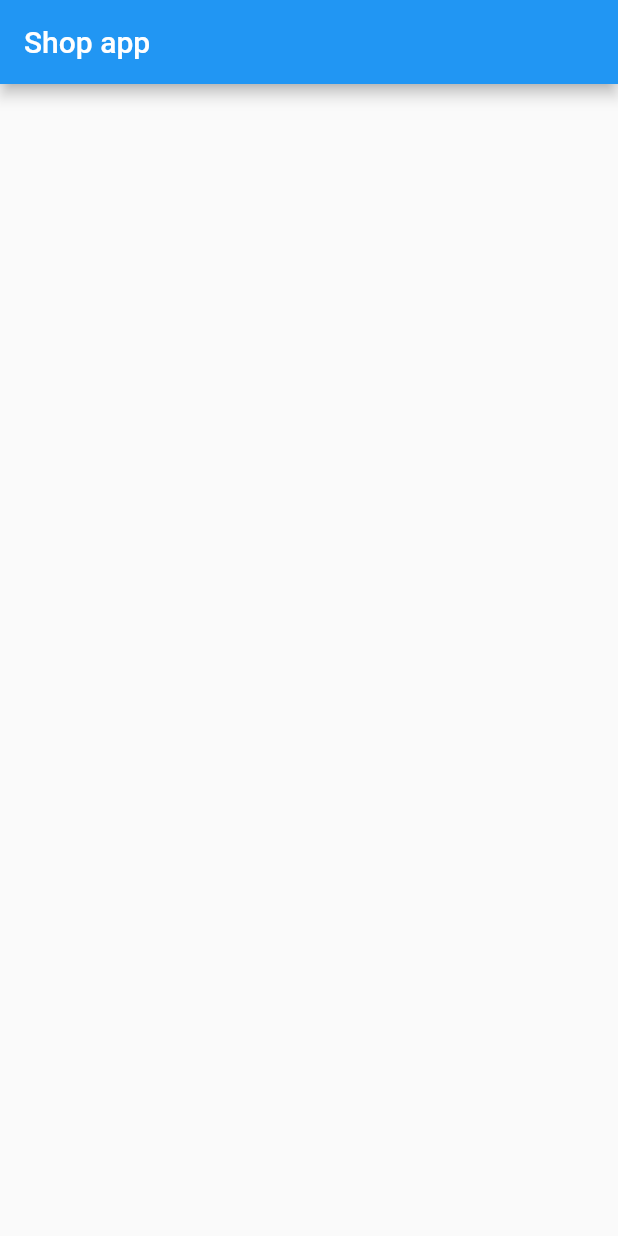
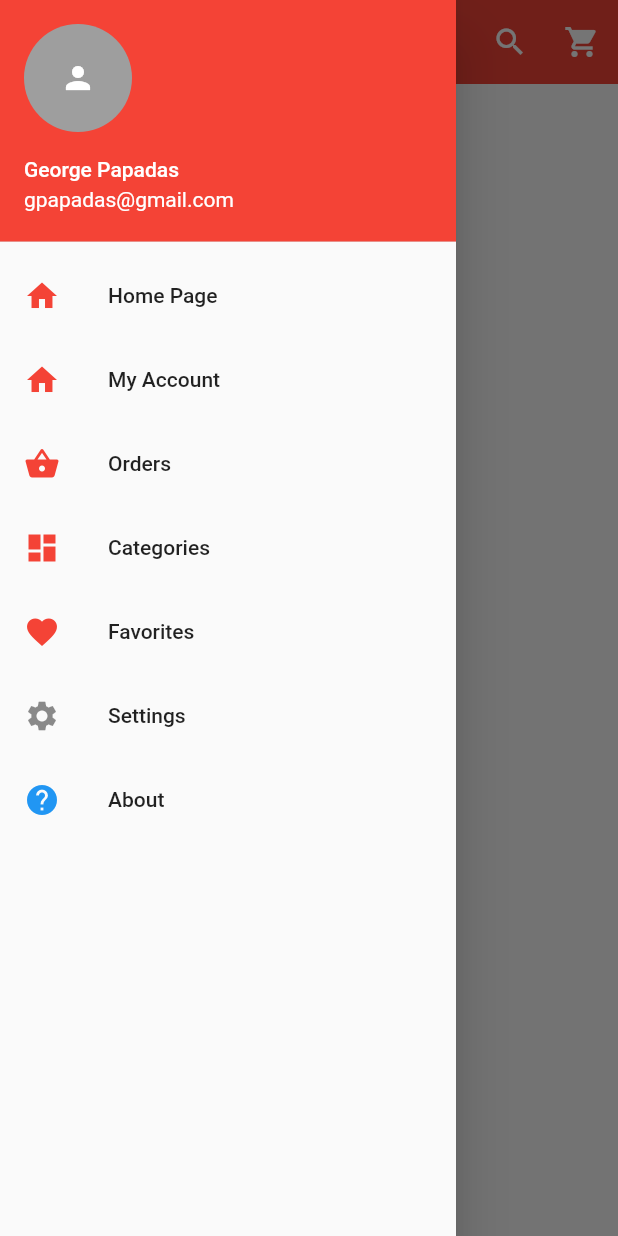
Before and after one commit to gpapadas/shopapp_tut, a Flutter app: the screen it shows after launch, with the side drawer open (before the commit the screen has no drawer), on a phone screen of 412 x 824 dp. Run offline on Flutter 3.47's test engine with Material 2 defaults, Android fonts, the phone set to English and light mode, and no system bars.

Commit message:
added navigation screen

```diff
--- a/lib/main.dart
+++ b/lib/main.dart
@@ -1,33 +1,50 @@
 import 'package:flutter/material.dart';
+import 'package:shopapp_tut/screens/navigation_screen.dart';
 
-void main() => runApp(MaterialApp(home: HomePage()));
+void main() => runApp(ShopApp());
 
-class MyApp extends StatelessWidget {
-
+class ShopApp extends StatelessWidget {
   @override
   Widget build(BuildContext context) {
     return MaterialApp(
-      title: 'Flutter Demo',
-      theme: ThemeData(
-        primarySwatch: Colors.blue,
-      ),
+      debugShowCheckedModeBanner: false,
       home: HomePage(),
     );
   }
 }
 
 class HomePage extends StatefulWidget {
-
   @override
   _HomePageState createState() => _HomePageState();
 }
 
 class _HomePageState extends State<HomePage> {
-
   @override
   Widget build(BuildContext context) {
     return Scaffold(
-      appBar: AppBar(title: Text('Shop app'),),
+      drawer: NavigationScreen(),
+      appBar: AppBar(
+        elevation: 0.0, // removes the bottom shadow of the App bar
+        backgroundColor: Colors.red,
+        title: Text('Fash app'),
+        actions: <Widget>[
+          IconButton(
+            icon: Icon(
+              Icons.search,
+              color: Colors.white,
+            ),
+            onPressed: () {
+              //TODO: Add onPressed functionality
+            },
+          ),
+          IconButton(
+            icon: Icon(Icons.shopping_cart, color: Colors.white,),
+            onPressed: () {
+              //TODO: Add onPressed functionality
+            },
+          ),
+        ],
+      ),
     );
   }
 }
--- /dev/null
+++ b/lib/screens/navigation_screen.dart
@@ -0,0 +1,79 @@
+import 'package:flutter/material.dart';
+
+class NavigationScreen extends StatelessWidget {
+  const NavigationScreen({
+    Key key,
+  }) : super(key: key);
+
+  @override
+  Widget build(BuildContext context) {
+    return Drawer(
+      child: ListView(
+        children: <Widget>[
+          // Header
+          UserAccountsDrawerHeader(
+            accountName: Text('George Papadas'),
+            accountEmail: Text('gpapadas@gmail.com'),
+            currentAccountPicture: GestureDetector(
+              child: CircleAvatar(
+                backgroundColor: Colors.grey,
+                child: Icon(Icons.person, color: Colors.white)
+              ),
+            ),
+            decoration: BoxDecoration(color: Colors.red),
+          ),
+          // Options
+          ListTile(
+            title: Text('Home Page'),
+            leading: Icon(Icons.home, color: Colors.red),
+            onTap: () {
+              //TODO: Add onTap functionality
+            },
+          ),
+          ListTile(
+            title: Text('My Account'),
+            leading: Icon(Icons.home, color: Colors.red),
+            onTap: () {
+              //TODO: Add onTap functionality
+            },
+          ),
+          ListTile(
+            title: Text('Orders'),
+            leading: Icon(Icons.shopping_basket, color: Colors.red),
+            onTap: () {
+              //TODO: Add onTap functionality
+            },
+          ),
+          ListTile(
+            title: Text('Categories'),
+            leading: Icon(Icons.dashboard, color: Colors.red),
+            onTap: () {
+              //TODO: Add onTap functionality
+            },
+          ),
+          ListTile(
+            title: Text('Favorites'),
+            leading: Icon(Icons.favorite, color: Colors.red),
+            onTap: () {
+              //TODO: Add onTap functionality
+            },
+          ),
+          ListTile(
+            title: Text('Settings'),
+            leading: Icon(Icons.settings),
+            onTap: () {
+              //TODO: Add onTap functionality
+            },
+          ),
+          ListTile(
+            title: Text('About'),
+            leading: Icon(Icons.help, color: Colors.blue),
+            onTap: () {
+              //TODO: Add onTap functionality
+            },
+          ),
+        ],
+      ),
+    );
+  }
+}
```
Also changed, not shown: 2 other files.
